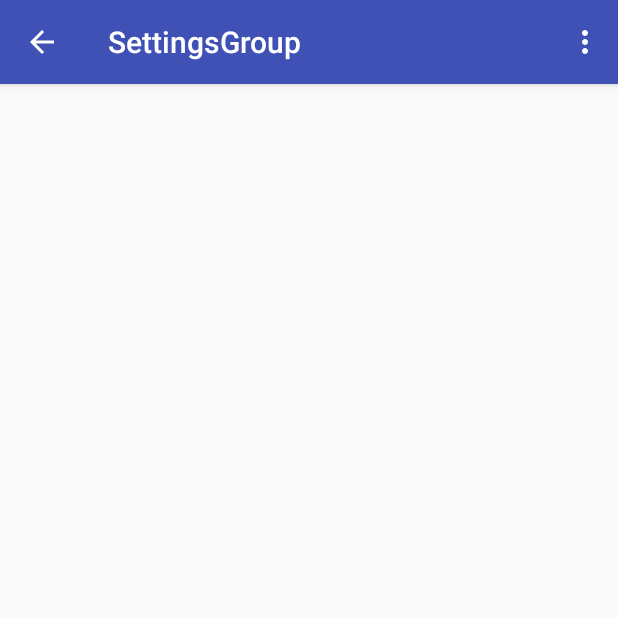
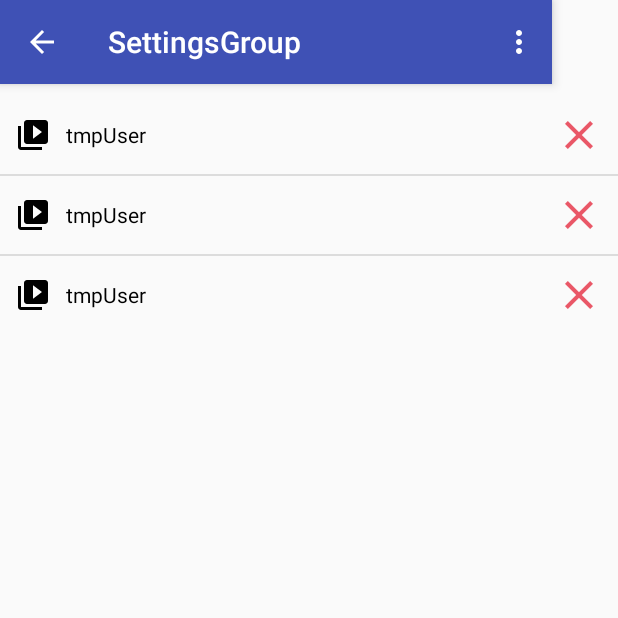
Before and after one commit to Kimjchi/onepointman, an Android app: the SettingsGroup screen opened directly, with no data from a screen before it, on a phone screen of 412 x 824 dp, the top half of it. Run offline under Robolectric (Android 15) with nearby library versions, the phone set to English and light mode, and no system bars; 1 statement that could not run was skipped.

Commit message:
Specific group settings layout done

```diff
--- a/AndroidClient/app/src/main/java/com/example/yannick/androidclient/SettingsGroup.java
+++ b/AndroidClient/app/src/main/java/com/example/yannick/androidclient/SettingsGroup.java
@@ -6,8 +6,15 @@ import android.support.v7.widget.Toolbar;
 import android.view.Menu;
 import android.view.MenuItem;
 import android.view.View;
+import android.widget.ListView;
+
+import java.util.ArrayList;
 
 public class SettingsGroup extends AppCompatActivity {
+
+    private ArrayList<UserModel> userModels;
+    private ListView userList;
+    private static UserAdapter userAdapter;
 
     @Override
     protected void onCreate(Bundle savedInstanceState) {
@@ -21,6 +28,19 @@ public class SettingsGroup extends AppCompatActivity {
 
         getSupportActionBar().setDisplayShowHomeEnabled(true);
         getSupportActionBar().setDisplayHomeAsUpEnabled(true);
+
+        userList = (ListView) findViewById(R.id.listUserGroup);
+
+        userModels = new ArrayList<>();
+
+        for(int i=0; i<3; i++)
+        {
+            userModels.add(new UserModel("tmpUser", 57+i));
+        }
+
+        userAdapter = new UserAdapter(userModels, getApplicationContext());
+
+        userList.setAdapter(userAdapter);
     }
 
     @Override
--- /dev/null
+++ b/AndroidClient/app/src/main/java/com/example/yannick/androidclient/UserAdapter.java
@@ -0,0 +1,70 @@
+package com.example.yannick.androidclient;
+
+import android.content.Context;
+import android.view.LayoutInflater;
+import android.view.View;
+import android.view.ViewGroup;
+import android.widget.ArrayAdapter;
+import android.widget.ImageButton;
+import android.widget.TextView;
+
+import java.util.ArrayList;
+
+/**
+ * Created by yannick on 06/12/17.
+ */
+
+public class UserAdapter extends ArrayAdapter<UserModel> {
+
+    private ArrayList<UserModel> dataSet;
+    private Context context;
+    private int lastPosition = -1;
+
+    public UserAdapter(ArrayList<UserModel> data, Context context) {
+        super(context, R.layout.row_item, data);
+        this.dataSet = data;
+        this.context = context;
+    }
+
+    @Override
+    public int getCount() {
+        return dataSet.size();
+    }
+
+    @Override
+    public UserModel getItem(int pos) {
+        return dataSet.get(pos);
+    }
+
+    @Override
+    public long getItemId(int pos) {
+        return dataSet.get(pos).getId();
+        //just return 0 if your list items do not have an Id variable.
+    }
+
+    @Override
+    public View getView(final int position, View convertView, ViewGroup parent) {
+        View view = convertView;
+
+        if(view == null)
+        {
+            LayoutInflater inflater = (LayoutInflater) context.getSystemService(Context.LAYOUT_INFLATER_SERVICE);
+            view = inflater.inflate(R.layout.row_item, null);
+        }
+
+        TextView userName = view.findViewById(R.id.userNameSettings);
+        userName.setText(dataSet.get(position).getName());
+
+        ImageButton deleteBtn = view.findViewById(R.id.deleteSettings);
+
+        deleteBtn.setOnClickListener(new View.OnClickListener(){
+            @Override
+            public void onClick(View v) {
+                dataSet.remove(position);
+                notifyDataSetChanged();
+            }
+        });
+
+        return view;
+    }
+}
--- /dev/null
+++ b/AndroidClient/app/src/main/java/com/example/yannick/androidclient/UserModel.java
@@ -0,0 +1,25 @@
+package com.example.yannick.androidclient;
+
+import android.graphics.Bitmap;
+
+/**
+ * Created by yannick on 06/12/17.
+ */
+
+public class UserModel {
+
+    private String name;
+    private int id;
+    private Bitmap image;
+
+    public UserModel(String name, int id) {
+        this.name=name;
+        this.id = id;
+    }
+
+    public String getName() {
+        return name;
+    }
+
+    public int getId(){return this.id;}
+}
--- a/AndroidClient/app/src/main/res/layout/activity_settings_group.xml
+++ b/AndroidClient/app/src/main/res/layout/activity_settings_group.xml
@@ -8,9 +8,12 @@
     tools:context="com.example.yannick.androidclient.SettingsGroup">
 
     <android.support.design.widget.AppBarLayout
-        android:layout_width="match_parent"
-        android:layout_height="wrap_content"
-        android:theme="@style/AppTheme.AppBarOverlay">
+        android:id="@+id/appBarLayout"
+        android:layout_width="368dp"
+        android:layout_height="56dp"
+        android:theme="@style/AppTheme.AppBarOverlay"
+        tools:layout_editor_absoluteX="8dp"
+        tools:layout_editor_absoluteY="8dp">
 
         <android.support.v7.widget.Toolbar
             android:id="@+id/settingsToolbar"
@@ -21,5 +24,13 @@
 
     </android.support.design.widget.AppBarLayout>
 
+    <ListView
+        android:id="@+id/listUserGroup"
+        android:layout_width="wrap_content"
+        android:layout_height="wrap_content"
+        tools:layout_editor_absoluteX="8dp"
+        android:layout_marginTop="8dp"
+        app:layout_constraintTop_toBottomOf="@+id/appBarLayout" />
+
 
 </android.support.constraint.ConstraintLayout>
--- a/AndroidClient/app/src/main/res/layout/row_item.xml
+++ b/AndroidClient/app/src/main/res/layout/row_item.xml
@@ -6,6 +6,7 @@
 
     <ImageView
         android:id="@+id/userImageSettings"
+        android:src="@drawable/ic_menu_slideshow"
         android:layout_centerVertical="true"
         android:layout_width="wrap_content"
         android:layout_height="wrap_content" />
@@ -16,11 +17,15 @@
         android:layout_height="wrap_content"
         android:layout_toRightOf="@+id/userImageSettings"
         android:layout_marginTop="5dp"
+        android:layout_marginLeft="10dp"
         android:layout_centerVertical="true"
         android:text="User name"
         android:textColor="@android:color/black" />
 
     <ImageButton
+        android:id="@+id/deleteSettings"
+        android:src="@drawable/delete"
+        android:background="@null"
         android:layout_width="wrap_content"
         android:layout_height="wrap_content"
         android:layout_alignParentRight="true"/>
--- a/AndroidClient/app/src/main/res/menu/menu_settings_group.xml
+++ b/AndroidClient/app/src/main/res/menu/menu_settings_group.xml
@@ -2,7 +2,7 @@
 <menu xmlns:android="http://schemas.android.com/apk/res/android"
     xmlns:app="http://schemas.android.com/apk/res-auto">
     <item
-        android:id="@+id/settingsButtonGroup"
+        android:id="@+id/addMemberSettings"
         android:orderInCategory="100"
         android:title="@string/action_settings"
         app:showAsAction="never" />
```
Also changed, not shown: AndroidClient/app/src/main/res/drawable-hdpi/delete.png (added), AndroidClient/app/src/main/res/drawable-mdpi/delete.png (added), AndroidClient/app/src/main/res/drawable-xhdpi/delete.png (added), AndroidClient/app/src/main/res/drawable-xxhdpi/delete.png (added).
